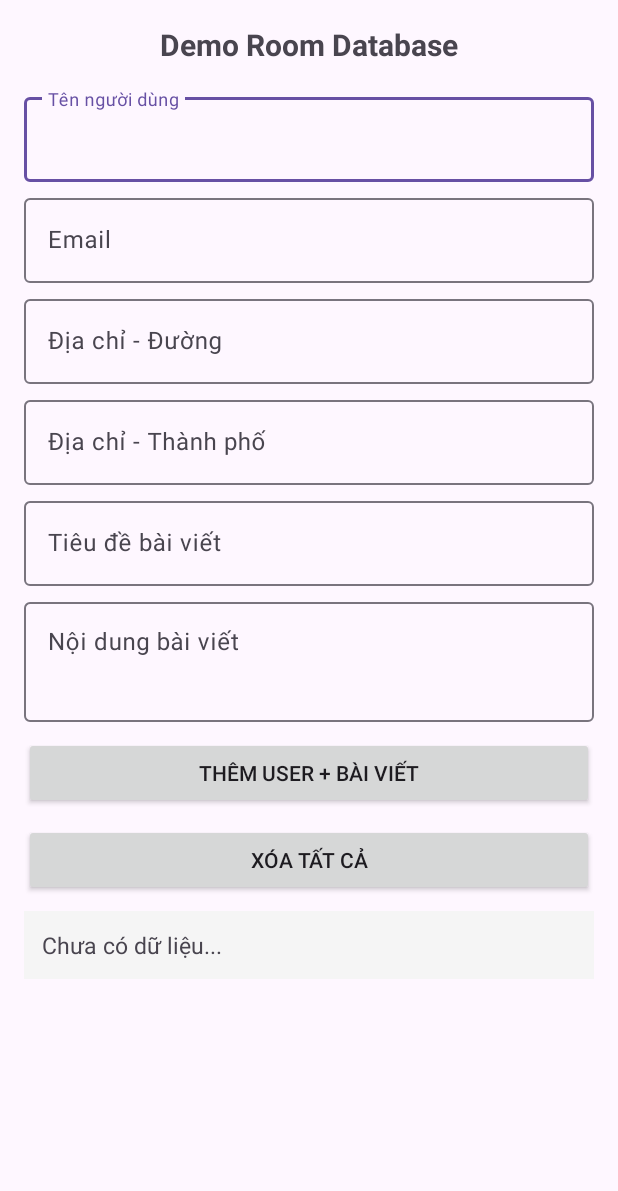
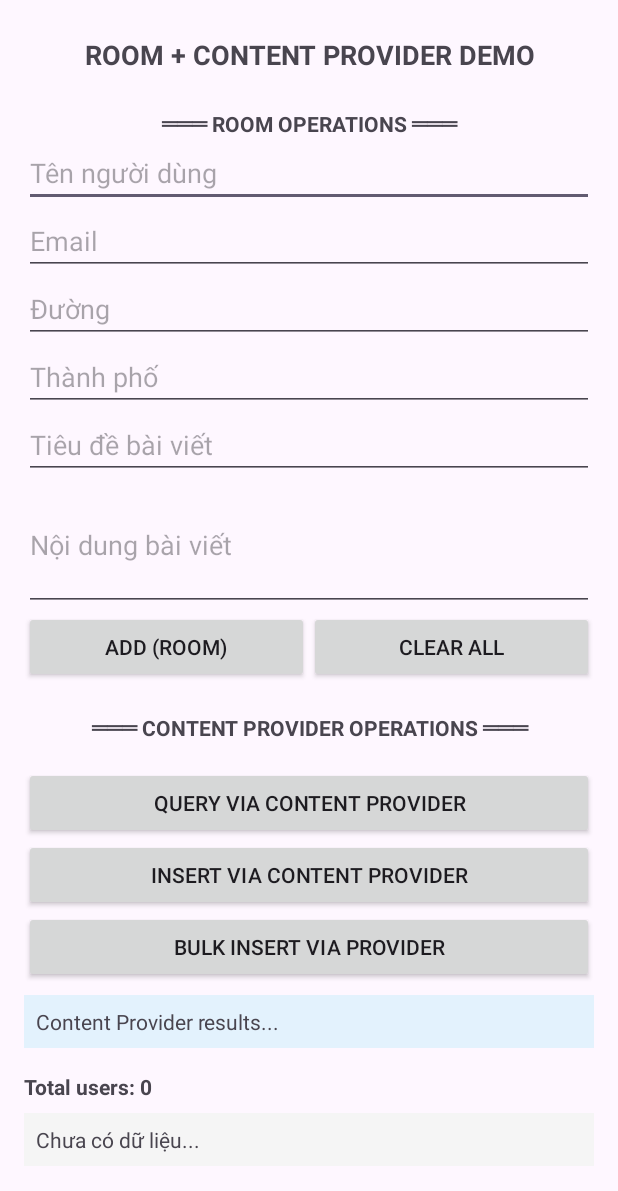
Before and after one commit to Quyenhm03/AndroidTutorial, an Android app: the layout activity_demo_room.xml on its own in the app's theme, with its tools: preview values and no code run, on a phone screen of 412 x 824 dp. Shown: the top 1191 px of the screen. Run offline under Robolectric (Android 15) with nearby library versions, the phone set to English and light mode, and no system bars.

Commit message:
push code 18-11

```diff
--- a/app/src/main/java/com/eco/musicplayer/audioplayer/music/activity/ActivityA.kt
+++ b/app/src/main/java/com/eco/musicplayer/audioplayer/music/activity/ActivityA.kt
@@ -17,6 +17,7 @@ import com.eco.musicplayer.audioplayer.music.activityandservice.ConnectServiceAc
 import com.eco.musicplayer.audioplayer.music.databinding.ActivityABinding
 import com.eco.musicplayer.audioplayer.music.layout.BaseActivity
 import com.eco.musicplayer.audioplayer.music.permission.Permission
+import com.eco.musicplayer.audioplayer.music.roomdb.DemoRoomActivity
 import com.google.gson.Gson
 import org.greenrobot.eventbus.EventBus
 
@@ -172,6 +173,11 @@ class ActivityA : BaseActivity() {
 
         binding.btnDemoConnectFragment.setOnClickListener {
             val intent = Intent(this, NameActivity::class.java)
+            startActivity(intent)
+        }
+
+        binding.btnDemoRoomDB.setOnClickListener {
+            val intent = Intent(this, DemoRoomActivity::class.java)
             startActivity(intent)
         }
     }
--- a/app/src/main/java/com/eco/musicplayer/audioplayer/music/roomdb/converter/Converters.kt
+++ b/app/src/main/java/com/eco/musicplayer/audioplayer/music/roomdb/converter/Converters.kt
@@ -11,6 +11,7 @@ class Converters {
     @TypeConverter
     fun dateToTimestamp(date: Date?): Long? = date?.time
 
+    // List <-> String
     @TypeConverter
     fun fromStringList(value: String?): List<String> =
         value?.split("|")?.filter { it.isNotEmpty() } ?: emptyList()
--- /dev/null
+++ b/app/src/main/java/com/eco/musicplayer/audioplayer/music/roomdb/model/UserData.kt
@@ -0,0 +1,3 @@
+package com.eco.musicplayer.audioplayer.music.roomdb.model
+
+data class UserData(val id: Int, val name: String, val email: String)
--- a/app/src/main/res/layout/activity_demo_room.xml
+++ b/app/src/main/res/layout/activity_demo_room.xml
@@ -1,123 +1,141 @@
 <?xml version="1.0" encoding="utf-8"?>
-<LinearLayout xmlns:android="http://schemas.android.com/apk/res/android"
+<ScrollView xmlns:android="http://schemas.android.com/apk/res/android"
     android:layout_width="match_parent"
     android:layout_height="match_parent"
-    android:orientation="vertical"
     android:padding="16dp">
 
-    <androidx.appcompat.widget.AppCompatTextView
+    <LinearLayout
         android:layout_width="match_parent"
         android:layout_height="wrap_content"
-        android:text="Demo Room Database"
-        android:textSize="20sp"
+        android:orientation="vertical">
+
+        <TextView
+            android:layout_width="match_parent"
+            android:layout_height="wrap_content"
+            android:text="ROOM + CONTENT PROVIDER DEMO"
+            android:textSize="18sp"
             android:textStyle="bold"
             android:gravity="center"
-        android:layout_marginBottom="16dp" />
+            android:padding="8dp"/>
 
-    <com.google.android.material.textfield.TextInputLayout
+        <TextView
             android:layout_width="match_parent"
             android:layout_height="wrap_content"
-        android:layout_marginBottom="5dp"
-        android:hint="Tên người dùng">
+            android:text="═══ ROOM OPERATIONS ═══"
+            android:textStyle="bold"
+            android:gravity="center"
+            android:layout_marginTop="16dp"/>
 
-        <com.google.android.material.textfield.TextInputEditText
+        <EditText
             android:id="@+id/edtName"
             android:layout_width="match_parent"
-            android:layout_height="wrap_content" />
-    </com.google.android.material.textfield.TextInputLayout>
+            android:layout_height="wrap_content"
+            android:hint="Tên người dùng"/>
 
-    <com.google.android.material.textfield.TextInputLayout
-        android:layout_width="match_parent"
-        android:layout_height="wrap_content"
-        android:layout_marginBottom="5dp"
-        android:hint="Email">
-
-        <com.google.android.material.textfield.TextInputEditText
+        <EditText
             android:id="@+id/edtEmail"
             android:layout_width="match_parent"
             android:layout_height="wrap_content"
-            android:inputType="textEmailAddress" />
-    </com.google.android.material.textfield.TextInputLayout>
+            android:hint="Email"
+            android:inputType="textEmailAddress"/>
 
-    <com.google.android.material.textfield.TextInputLayout
+        <EditText
+            android:id="@+id/edtStreet"
             android:layout_width="match_parent"
             android:layout_height="wrap_content"
-        android:layout_marginBottom="5dp"
-        android:hint="Địa chỉ - Đường">
+            android:hint="Đường"/>
 
-        <com.google.android.material.textfield.TextInputEditText
-            android:id="@+id/edtStreet"
-            android:layout_width="match_parent"
-            android:layout_height="wrap_content" />
-    </com.google.android.material.textfield.TextInputLayout>
-
-    <com.google.android.material.textfield.TextInputLayout
+        <EditText
+            android:id="@+id/edtCity"
             android:layout_width="match_parent"
             android:layout_height="wrap_content"
-        android:layout_marginBottom="5dp"
-        android:hint="Địa chỉ - Thành phố">
+            android:hint="Thành phố"/>
 
-        <com.google.android.material.textfield.TextInputEditText
-            android:id="@+id/edtCity"
-            android:layout_width="match_parent"
-            android:layout_height="wrap_content" />
-    </com.google.android.material.textfield.TextInputLayout>
-
-    <com.google.android.material.textfield.TextInputLayout
+        <EditText
+            android:id="@+id/edtPostTitle"
             android:layout_width="match_parent"
             android:layout_height="wrap_content"
-        android:layout_marginBottom="5dp"
-        android:hint="Tiêu đề bài viết">
+            android:hint="Tiêu đề bài viết"/>
 
-        <com.google.android.material.textfield.TextInputEditText
-            android:id="@+id/edtPostTitle"
-            android:layout_width="match_parent"
-            android:layout_height="wrap_content" />
-    </com.google.android.material.textfield.TextInputLayout>
-
-    <com.google.android.material.textfield.TextInputLayout
+        <EditText
+            android:id="@+id/edtPostContent"
             android:layout_width="match_parent"
             android:layout_height="wrap_content"
             android:hint="Nội dung bài viết"
-        android:layout_marginBottom="10dp">
+            android:minLines="3"/>
 
-        <com.google.android.material.textfield.TextInputEditText
-            android:id="@+id/edtPostContent"
+        <LinearLayout
             android:layout_width="match_parent"
-            android:layout_height="80dp"
-            android:gravity="top"
-            android:inputType="textMultiLine" />
-    </com.google.android.material.textfield.TextInputLayout>
+            android:layout_height="wrap_content"
+            android:orientation="horizontal">
 
             <androidx.appcompat.widget.AppCompatButton
                 android:id="@+id/btnAdd"
-        android:layout_width="match_parent"
+                android:layout_width="0dp"
                 android:layout_height="wrap_content"
-        android:text="Thêm User + Bài viết"
-        android:layout_marginBottom="10dp" />
+                android:layout_weight="1"
+                android:text="Add (Room)"/>
 
             <androidx.appcompat.widget.AppCompatButton
                 android:id="@+id/btnClear"
+                android:layout_width="0dp"
+                android:layout_height="wrap_content"
+                android:layout_weight="1"
+                android:text="Clear All"/>
+        </LinearLayout>
+
+        <TextView
             android:layout_width="match_parent"
             android:layout_height="wrap_content"
-        android:text="Xóa tất cả"
-        android:layout_marginBottom="10dp" />
+            android:text="═══ CONTENT PROVIDER OPERATIONS ═══"
+            android:textStyle="bold"
+            android:gravity="center"
+            android:layout_marginTop="20dp"/>
 
-    <ScrollView
+        <androidx.appcompat.widget.AppCompatButton
+            android:id="@+id/btnQueryProvider"
             android:layout_width="match_parent"
-        android:layout_height="0dp"
-        android:layout_weight="1">
+            android:layout_height="wrap_content"
+            android:layout_marginTop="16dp"
+            android:text="Query via Content Provider"/>
 
-        <androidx.appcompat.widget.AppCompatTextView
+        <androidx.appcompat.widget.AppCompatButton
+            android:id="@+id/btnInsertProvider"
+            android:layout_width="match_parent"
+            android:layout_height="wrap_content"
+            android:text="Insert via Content Provider"/>
+
+        <androidx.appcompat.widget.AppCompatButton
+            android:id="@+id/btnBulkInsert"
+            android:layout_width="match_parent"
+            android:layout_height="wrap_content"
+            android:text="Bulk Insert via Provider"/>
+
+        <TextView
+            android:id="@+id/txtProviderResult"
+            android:layout_width="match_parent"
+            android:layout_height="wrap_content"
+            android:text="Content Provider results..."
+            android:padding="8dp"
+            android:background="#E3F2FD"
+            android:layout_marginTop="8dp"/>
+
+        <TextView
+            android:id="@+id/txtCount"
+            android:layout_width="match_parent"
+            android:layout_height="wrap_content"
+            android:text="Total users: 0"
+            android:textStyle="bold"
+            android:layout_marginTop="16dp"/>
+
+        <TextView
             android:id="@+id/txtResult"
             android:layout_width="match_parent"
             android:layout_height="wrap_content"
             android:text="Chưa có dữ liệu..."
-            android:textSize="15sp"
-            android:lineSpacingExtra="6dp"
-            android:background="#f5f5f5"
-            android:padding="12dp" />
-
-    </ScrollView>
+            android:padding="8dp"
+            android:background="#F5F5F5"
+            android:layout_marginTop="8dp"/>
 
     </LinearLayout>
+</ScrollView>
```
Also changed, not shown: app/src/main/AndroidManifest.xml (+14 -6 lines), app/src/main/java/com/eco/musicplayer/audioplayer/music/roomdb/DemoRoomActivity.kt (+21 -1 lines), app/src/main/java/com/eco/musicplayer/audioplayer/music/roomdb/contentprovider/UserPostProvider.kt (added, +256 -0 lines), app/src/main/java/com/eco/musicplayer/audioplayer/music/roomdb/repository/UserRepository.kt (+76 -1 lines), app/src/main/java/com/eco/musicplayer/audioplayer/music/roomdb/viewmodel/UserViewModel.kt (+44 -0 lines), app/src/main/res/layout/activity_a.xml (+26 -3 lines). Lines whose indentation alone changed are shown as unchanged.
